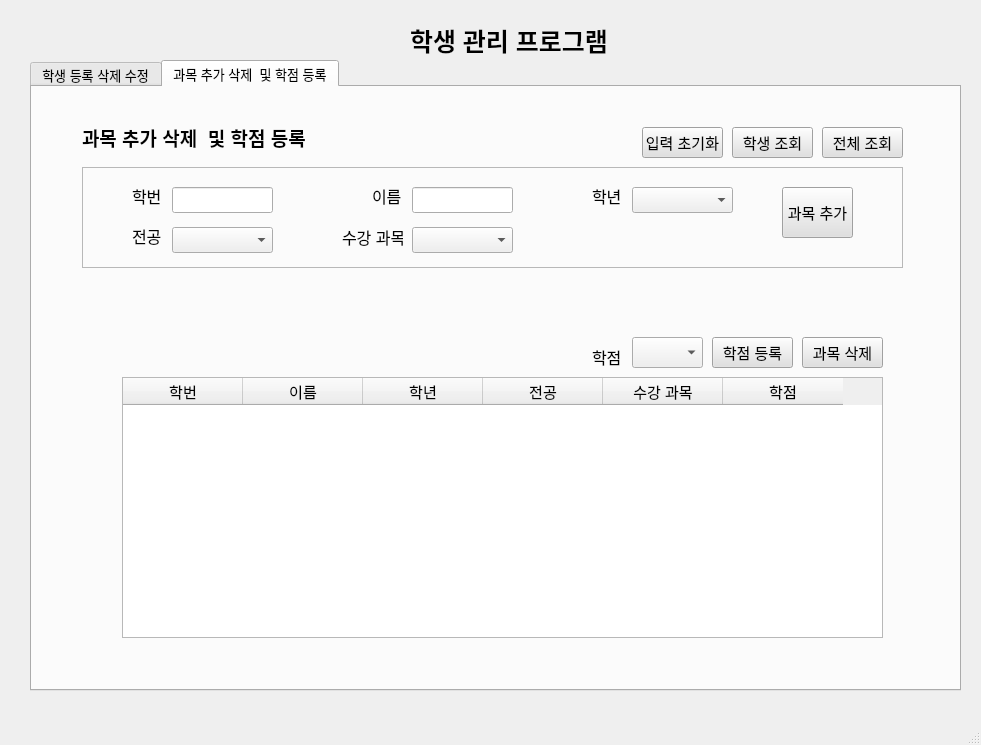
First picture: the form in mainwindow.ui, repository gunwoopyo/studentManagement, before the edit.
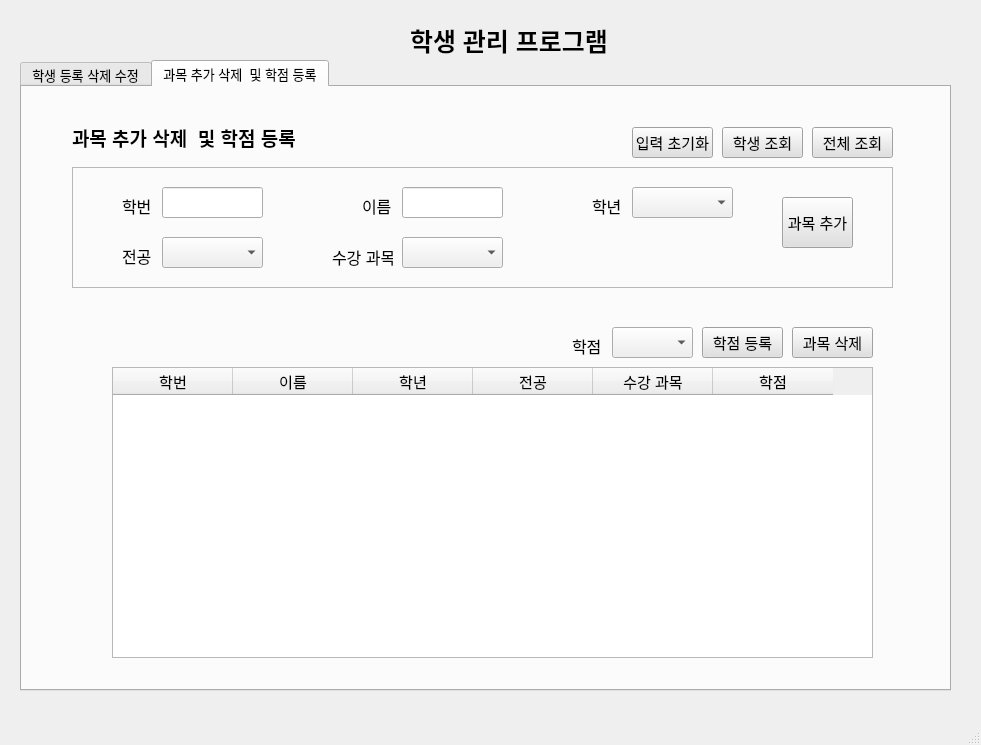
Second picture: the form after the edit.

Diff of the .ui file:
```diff
--- a/mainwindow.ui
+++ b/mainwindow.ui
@@ -25,7 +25,7 @@
    <widget class="QTabWidget" name="tabWidget">
     <property name="geometry">
      <rect>
-      <x>30</x>
+      <x>20</x>
       <y>60</y>
       <width>931</width>
       <height>631</height>
@@ -548,7 +548,7 @@
         <x>50</x>
         <y>80</y>
         <width>821</width>
-        <height>101</height>
+        <height>121</height>
        </rect>
       </property>
       <property name="frameShape">
@@ -566,7 +566,7 @@
          <x>90</x>
          <y>20</y>
          <width>101</width>
-         <height>26</height>
+         <height>31</height>
         </rect>
        </property>
       </widget>
@@ -574,7 +574,7 @@
        <property name="geometry">
         <rect>
          <x>50</x>
-         <y>20</y>
+         <y>30</y>
          <width>31</width>
          <height>18</height>
         </rect>
@@ -588,29 +588,11 @@
         <string>학번</string>
        </property>
       </widget>
-      <widget class="QLabel" name="courseMajor">
-       <property name="geometry">
-        <rect>
-         <x>50</x>
-         <y>60</y>
-         <width>31</width>
-         <height>18</height>
-        </rect>
-       </property>
-       <property name="font">
-        <font>
-         <pointsize>12</pointsize>
-        </font>
-       </property>
-       <property name="text">
-        <string>전공</string>
-       </property>
-      </widget>
       <widget class="QLabel" name="courseYear">
        <property name="geometry">
         <rect>
-         <x>510</x>
-         <y>20</y>
+         <x>520</x>
+         <y>30</y>
          <width>31</width>
          <height>18</height>
         </rect>
@@ -627,10 +609,10 @@
       <widget class="QComboBox" name="courseYearComboBox">
        <property name="geometry">
         <rect>
-         <x>550</x>
+         <x>560</x>
          <y>20</y>
          <width>101</width>
-         <height>26</height>
+         <height>31</height>
         </rect>
        </property>
        <item>
@@ -673,7 +655,7 @@
        <property name="geometry">
         <rect>
          <x>290</x>
-         <y>20</y>
+         <y>30</y>
          <width>31</width>
          <height>18</height>
         </rect>
@@ -693,38 +675,33 @@
          <x>330</x>
          <y>20</y>
          <width>101</width>
-         <height>26</height>
+         <height>31</height>
         </rect>
        </property>
       </widget>
-      <widget class="QPushButton" name="courseAddPushButton">
+      <widget class="QComboBox" name="courseNameComboBox">
+       <property name="enabled">
+        <bool>true</bool>
+       </property>
        <property name="geometry">
         <rect>
-         <x>700</x>
-         <y>20</y>
-         <width>71</width>
-         <height>51</height>
+         <x>330</x>
+         <y>70</y>
+         <width>101</width>
+         <height>31</height>
         </rect>
        </property>
-       <property name="font">
-        <font>
-         <pointsize>11</pointsize>
-        </font>
-       </property>
-       <property name="styleSheet">
-        <string notr="true">QPushButton {
-    background-color: #e0e0e0;
-}</string>
-       </property>
-       <property name="text">
-        <string>과목 추가</string>
-       </property>
+       <item>
+        <property name="text">
+         <string/>
+        </property>
+       </item>
       </widget>
       <widget class="QLabel" name="courseCourseName">
        <property name="geometry">
         <rect>
          <x>260</x>
-         <y>60</y>
+         <y>80</y>
          <width>61</width>
          <height>20</height>
         </rect>
@@ -738,23 +715,23 @@
         <string>수강 과목</string>
        </property>
       </widget>
-      <widget class="QComboBox" name="courseCourseNameComboBox">
-       <property name="enabled">
-        <bool>true</bool>
-       </property>
+      <widget class="QLabel" name="courseMajor">
        <property name="geometry">
         <rect>
-         <x>330</x>
-         <y>60</y>
-         <width>101</width>
-         <height>26</height>
+         <x>50</x>
+         <y>80</y>
+         <width>31</width>
+         <height>18</height>
         </rect>
        </property>
-       <item>
-        <property name="text">
-         <string/>
-        </property>
-       </item>
+       <property name="font">
+        <font>
+         <pointsize>12</pointsize>
+        </font>
+       </property>
+       <property name="text">
+        <string>전공</string>
+       </property>
       </widget>
       <widget class="QComboBox" name="courseMajorComboBox">
        <property name="enabled">
@@ -763,9 +740,9 @@
        <property name="geometry">
         <rect>
          <x>90</x>
-         <y>60</y>
+         <y>70</y>
          <width>101</width>
-         <height>26</height>
+         <height>31</height>
         </rect>
        </property>
        <item>
@@ -789,14 +766,37 @@
         </property>
        </item>
       </widget>
+      <widget class="QPushButton" name="courseAddPushButton">
+       <property name="geometry">
+        <rect>
+         <x>710</x>
+         <y>30</y>
+         <width>71</width>
+         <height>51</height>
+        </rect>
+       </property>
+       <property name="font">
+        <font>
+         <pointsize>11</pointsize>
+        </font>
+       </property>
+       <property name="styleSheet">
+        <string notr="true">QPushButton {
+    background-color: #e0e0e0;
+}</string>
+       </property>
+       <property name="text">
+        <string>과목 추가</string>
+       </property>
+      </widget>
      </widget>
      <widget class="QTableWidget" name="courseTable">
       <property name="geometry">
        <rect>
         <x>90</x>
-        <y>290</y>
+        <y>280</y>
         <width>761</width>
-        <height>261</height>
+        <height>291</height>
        </rect>
       </property>
       <attribute name="horizontalHeaderDefaultSectionSize">
@@ -909,33 +909,85 @@
        <string>전체 조회</string>
       </property>
      </widget>
-     <widget class="QLabel" name="courseGrade">
+     <widget class="QPushButton" name="clearCourseTextPushButton">
       <property name="geometry">
        <rect>
-        <x>560</x>
-        <y>260</y>
-        <width>31</width>
-        <height>20</height>
+        <x>610</x>
+        <y>40</y>
+        <width>81</width>
+        <height>31</height>
        </rect>
       </property>
       <property name="font">
        <font>
-        <pointsize>12</pointsize>
+        <pointsize>11</pointsize>
        </font>
       </property>
+      <property name="styleSheet">
+       <string notr="true">QPushButton {
+    background-color: #e0e0e0;
+}</string>
+      </property>
       <property name="text">
-       <string>학점</string>
+       <string>입력 초기화</string>
+      </property>
+     </widget>
+     <widget class="QLabel" name="label_2">
+      <property name="geometry">
+       <rect>
+        <x>50</x>
+        <y>40</y>
+        <width>231</width>
+        <height>21</height>
+       </rect>
+      </property>
+      <property name="font">
+       <font>
+        <pointsize>14</pointsize>
+        <bold>true</bold>
+       </font>
+      </property>
+      <property name="text">
+       <string>과목 추가 삭제  및 학점 등록</string>
+      </property>
+     </widget>
+     <widget class="QPushButton" name="deleteCoursePushButton">
+      <property name="geometry">
+       <rect>
+        <x>770</x>
+        <y>240</y>
+        <width>81</width>
+        <height>31</height>
+       </rect>
+      </property>
+      <property name="font">
+       <font>
+        <pointsize>11</pointsize>
+       </font>
+      </property>
+      <property name="styleSheet">
+       <string notr="true">QPushButton {
+    background-color: #e0e0e0;
+}</string>
+      </property>
+      <property name="text">
+       <string>과목 삭제</string>
       </property>
      </widget>
      <widget class="QComboBox" name="courseGradeComboBox">
       <property name="geometry">
        <rect>
-        <x>600</x>
-        <y>250</y>
-        <width>71</width>
+        <x>590</x>
+        <y>240</y>
+        <width>81</width>
         <height>31</height>
        </rect>
       </property>
+      <property name="font">
+       <font>
+        <pointsize>12</pointsize>
+       </font>
+      </property>
       <item>
        <property name="text">
         <string/>
@@ -981,7 +1033,7 @@
       <property name="geometry">
        <rect>
         <x>680</x>
-        <y>250</y>
+        <y>240</y>
         <width>81</width>
         <height>31</height>
        </rect>
@@ -1000,18 +1052,18 @@
        <string>학점 등록</string>
       </property>
      </widget>
-     <widget class="QPushButton" name="deleteCoursePushButton">
+     <widget class="QLabel" name="label_3">
       <property name="geometry">
        <rect>
-        <x>770</x>
+        <x>550</x>
         <y>250</y>
-        <width>81</width>
-        <height>31</height>
+        <width>31</width>
+        <height>18</height>
        </rect>
       </property>
       <property name="font">
        <font>
-        <pointsize>11</pointsize>
+        <pointsize>12</pointsize>
        </font>
       </property>
       <property name="styleSheet">
@@ -1020,49 +1072,7 @@
 }</string>
       </property>
       <property name="text">
-       <string>과목 삭제</string>
-      </property>
-     </widget>
-     <widget class="QPushButton" name="clearCourseDataPushButton">
-      <property name="geometry">
-       <rect>
-        <x>610</x>
-        <y>40</y>
-        <width>81</width>
-        <height>31</height>
-       </rect>
-      </property>
-      <property name="font">
-       <font>
-        <pointsize>11</pointsize>
-       </font>
-      </property>
-      <property name="styleSheet">
-       <string notr="true">QPushButton {
-    background-color: #e0e0e0;
-}</string>
-      </property>
-      <property name="text">
-       <string>입력 초기화</string>
-      </property>
-     </widget>
-     <widget class="QLabel" name="label_2">
-      <property name="geometry">
-       <rect>
-        <x>50</x>
-        <y>40</y>
-        <width>231</width>
-        <height>21</height>
-       </rect>
-      </property>
-      <property name="font">
-       <font>
-        <pointsize>14</pointsize>
-        <bold>true</bold>
-       </font>
-      </property>
-      <property name="text">
-       <string>과목 추가 삭제  및 학점 등록</string>
+       <string>학점</string>
       </property>
      </widget>
     </widget>
```
Left out of the diff: 181 changed lines with no effect on the pictures.
